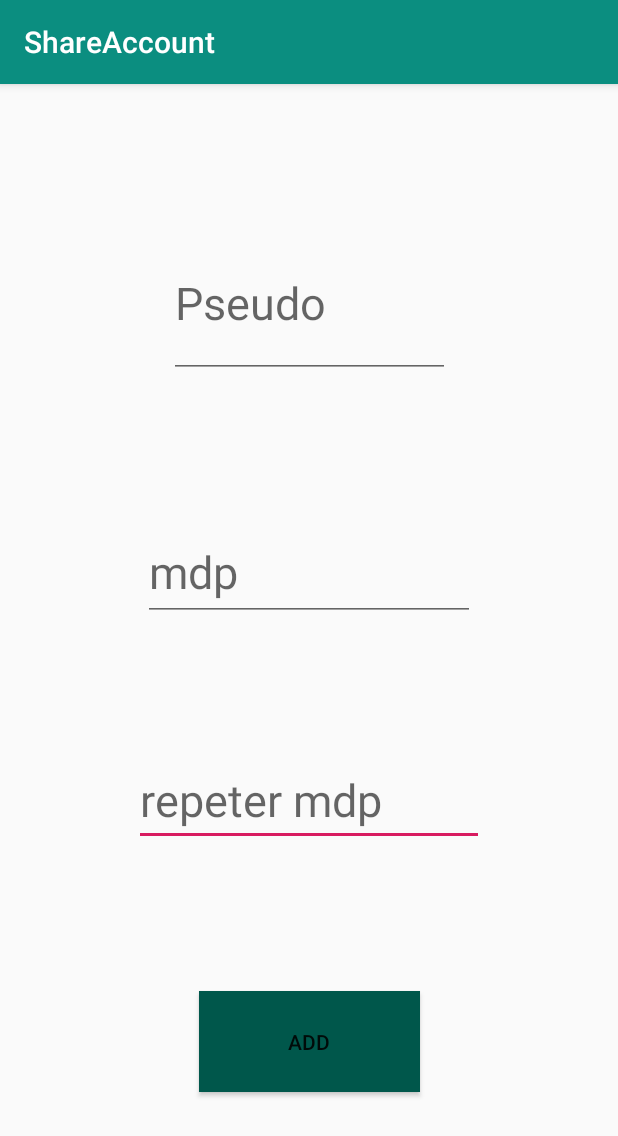
After one commit to laeo94/ProjetAndroid, an Android app: the AddUserActivity screen opened directly, with no data from a screen before it, on a phone screen of 412 x 824 dp. The commit adds this screen. Shown: the top 1136 px of the screen. Run offline under Robolectric (Android 15) with nearby library versions, the phone set to English and light mode, and no system bars.

Commit message:
add user pseudo/mdp

```diff
--- a/app/src/main/java/com/example/projetmobile/ChoicePerson.java
+++ b/app/src/main/java/com/example/projetmobile/ChoicePerson.java
@@ -42,7 +42,7 @@
                 //Check for network connectivity
                 if (CheckNetworkStatus.isNetworkAvailable(getApplicationContext())) {
                     Intent i = new Intent(getApplicationContext(),
-                            AddPersonActivity.class);
+                            AddUserActivity.class);
                     startActivity(i);
                     finish();
                 } else {
--- /dev/null
+++ b/app/src/main/res/layout/activity_add_user.xml
@@ -0,0 +1,56 @@
+<?xml version="1.0" encoding="utf-8"?>
+<android.support.constraint.ConstraintLayout xmlns:android="http://schemas.android.com/apk/res/android"
+    xmlns:app="http://schemas.android.com/apk/res-auto"
+    xmlns:tools="http://schemas.android.com/tools"
+    android:layout_width="match_parent"
+    android:layout_height="match_parent"
+    tools:context=".AddUserActivity">
+
+    <EditText
+        android:id="@+id/mdp2"
+        android:layout_width="233dp"
+        android:layout_height="54dp"
+        android:hint="repeter mdp"
+        android:textSize="30sp"
+        app:layout_constraintBottom_toTopOf="@+id/add"
+        app:layout_constraintEnd_toEndOf="parent"
+        app:layout_constraintHorizontal_bias="0.5"
+        app:layout_constraintStart_toStartOf="parent"
+        app:layout_constraintTop_toBottomOf="@+id/mdp" />
+
+    <EditText
+        android:id="@+id/pseudo"
+        android:layout_width="187dp"
+        android:layout_height="100dp"
+        android:hint="Pseudo"
+        android:textSize="30sp"
+        app:layout_constraintBottom_toTopOf="@+id/mdp"
+        app:layout_constraintEnd_toEndOf="parent"
+        app:layout_constraintHorizontal_bias="0.5"
+        app:layout_constraintStart_toStartOf="parent"
+        app:layout_constraintTop_toTopOf="parent" />
+
+    <Button
+        android:id="@+id/add"
+        android:layout_width="147dp"
+        android:layout_height="67dp"
+        android:background="@color/colorPrimaryDark"
+        android:text="add"
+        app:layout_constraintBottom_toBottomOf="parent"
+        app:layout_constraintEnd_toEndOf="parent"
+        app:layout_constraintHorizontal_bias="0.5"
+        app:layout_constraintStart_toStartOf="parent"
+        app:layout_constraintTop_toBottomOf="@+id/mdp2" />
+
+    <EditText
+        android:id="@+id/mdp"
+        android:layout_width="221dp"
+        android:layout_height="65dp"
+        android:hint="mdp"
+        android:textSize="30sp"
+        app:layout_constraintBottom_toTopOf="@+id/mdp2"
+        app:layout_constraintEnd_toEndOf="parent"
+        app:layout_constraintHorizontal_bias="0.5"
+        app:layout_constraintStart_toStartOf="parent"
+        app:layout_constraintTop_toBottomOf="@+id/pseudo" />
+</android.support.constraint.ConstraintLayout>
```
Also changed, not shown: app/src/main/AndroidManifest.xml (+11 -7 lines), app/src/main/java/com/example/projetmobile/AccountUpdateOrDeleteActivity.java (+2 -9 lines), app/src/main/java/com/example/projetmobile/AddUserActivity.java (added, +118 -0 lines).
